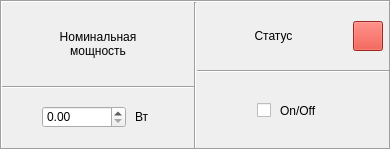
The window that utilityresistorinputframe.ui (evilpeopletyranny/BallastStand) describes before a commit, drawn with Qt 5.
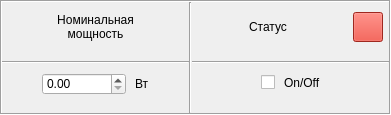
The same window after the commit. Icons and pictures are not drawn.

Diff of the .ui file:
```diff
--- a/utilityresistorinputframe.ui
+++ b/utilityresistorinputframe.ui
@@ -7,11 +7,11 @@
     <x>0</x>
     <y>0</y>
     <width>391</width>
-    <height>150</height>
+    <height>115</height>
    </rect>
   </property>
   <property name="sizePolicy">
-   <sizepolicy hsizetype="Maximum" vsizetype="Fixed">
+   <sizepolicy hsizetype="Preferred" vsizetype="Fixed">
     <horstretch>0</horstretch>
     <verstretch>0</verstretch>
    </sizepolicy>
@@ -19,13 +19,13 @@
   <property name="minimumSize">
    <size>
     <width>0</width>
-    <height>150</height>
+    <height>110</height>
    </size>
   </property>
   <property name="maximumSize">
    <size>
     <width>16777215</width>
-    <height>200</height>
+    <height>115</height>
    </size>
   </property>
   <property name="windowTitle">
@@ -40,12 +40,12 @@
   <property name="frameShadow">
    <enum>QFrame::Sunken</enum>
   </property>
-  <layout class="QHBoxLayout" name="horizontalLayout_4" stretch="1,0,1">
+  <layout class="QHBoxLayout" name="horizontalLayout_4" stretch="0,0,1">
    <property name="spacing">
     <number>0</number>
    </property>
    <property name="sizeConstraint">
-    <enum>QLayout::SetMinAndMaxSize</enum>
+    <enum>QLayout::SetDefaultConstraint</enum>
    </property>
    <property name="leftMargin">
     <number>0</number>
@@ -60,7 +60,7 @@
     <number>0</number>
    </property>
    <item>
-    <layout class="QVBoxLayout" name="verticalLayout">
+    <layout class="QVBoxLayout" name="verticalLayout" stretch="1,1,1,0">
      <property name="spacing">
       <number>9</number>
      </property>
@@ -68,13 +68,18 @@
       <number>0</number>
      </property>
      <property name="topMargin">
-      <number>9</number>
+      <number>0</number>
      </property>
      <property name="rightMargin">
       <number>0</number>
      </property>
      <property name="bottomMargin">
-      <number>9</number>
+      <number>0</number>
+     </property>
+     <item>
+      <layout class="QHBoxLayout" name="horizontalLayout_5">
+       <property name="bottomMargin">
+        <number>0</number>
      </property>
      <item>
       <widget class="QLabel" name="label">
@@ -105,6 +110,8 @@
        </property>
       </widget>
      </item>
+      </layout>
+     </item>
      <item>
       <widget class="Line" name="line_3">
        <property name="orientation">
@@ -132,6 +139,12 @@
        </item>
        <item>
         <widget class="QDoubleSpinBox" name="consumptionSpinBox">
+         <property name="sizePolicy">
+          <sizepolicy hsizetype="Maximum" vsizetype="Fixed">
+           <horstretch>0</horstretch>
+           <verstretch>0</verstretch>
+          </sizepolicy>
+         </property>
          <property name="styleSheet">
           <string notr="true">color: none;</string>
          </property>
@@ -143,7 +156,7 @@
        <item>
         <widget class="QLabel" name="label_8">
          <property name="sizePolicy">
-          <sizepolicy hsizetype="Preferred" vsizetype="Fixed">
+          <sizepolicy hsizetype="Maximum" vsizetype="Fixed">
            <horstretch>0</horstretch>
            <verstretch>0</verstretch>
           </sizepolicy>
@@ -168,6 +181,19 @@
        </item>
       </layout>
      </item>
+     <item>
+      <spacer name="verticalSpacer">
+       <property name="orientation">
+        <enum>Qt::Vertical</enum>
+       </property>
+       <property name="sizeHint" stdset="0">
+        <size>
+         <width>20</width>
+         <height>40</height>
+        </size>
+       </property>
+      </spacer>
+     </item>
     </layout>
    </item>
    <item>
@@ -178,20 +204,20 @@
     </widget>
    </item>
    <item>
-    <layout class="QVBoxLayout" name="verticalLayout_3">
+    <layout class="QVBoxLayout" name="verticalLayout_3" stretch="1,1,1,0">
      <property name="spacing">
       <number>9</number>
      </property>
      <property name="topMargin">
-      <number>9</number>
+      <number>0</number>
      </property>
      <property name="bottomMargin">
-      <number>9</number>
+      <number>0</number>
      </property>
      <item>
       <layout class="QHBoxLayout" name="horizontalLayout_2">
        <property name="leftMargin">
-        <number>6</number>
+        <number>0</number>
        </property>
        <property name="topMargin">
         <number>0</number>
@@ -278,7 +304,7 @@
       </widget>
      </item>
      <item>
-      <layout class="QHBoxLayout" name="horizontalLayout_3" stretch="0,1,1,0">
+      <layout class="QHBoxLayout" name="horizontalLayout_3" stretch="0,0,1,0">
        <item>
         <spacer name="horizontalSpacer_5">
          <property name="orientation">
@@ -320,14 +346,14 @@
        <item>
         <widget class="QLabel" name="statusLabel">
          <property name="sizePolicy">
-          <sizepolicy hsizetype="Maximum" vsizetype="Preferred">
+          <sizepolicy hsizetype="Maximum" vsizetype="Fixed">
            <horstretch>0</horstretch>
            <verstretch>0</verstretch>
           </sizepolicy>
          </property>
          <property name="minimumSize">
           <size>
-           <width>50</width>
+           <width>0</width>
            <height>0</height>
           </size>
          </property>
@@ -351,6 +377,19 @@
        </item>
       </layout>
      </item>
+     <item>
+      <spacer name="verticalSpacer_2">
+       <property name="orientation">
+        <enum>Qt::Vertical</enum>
+       </property>
+       <property name="sizeHint" stdset="0">
+        <size>
+         <width>20</width>
+         <height>40</height>
+        </size>
+       </property>
+      </spacer>
+     </item>
     </layout>
    </item>
   </layout>
```
Lines whose indentation alone changed are shown as unchanged.
